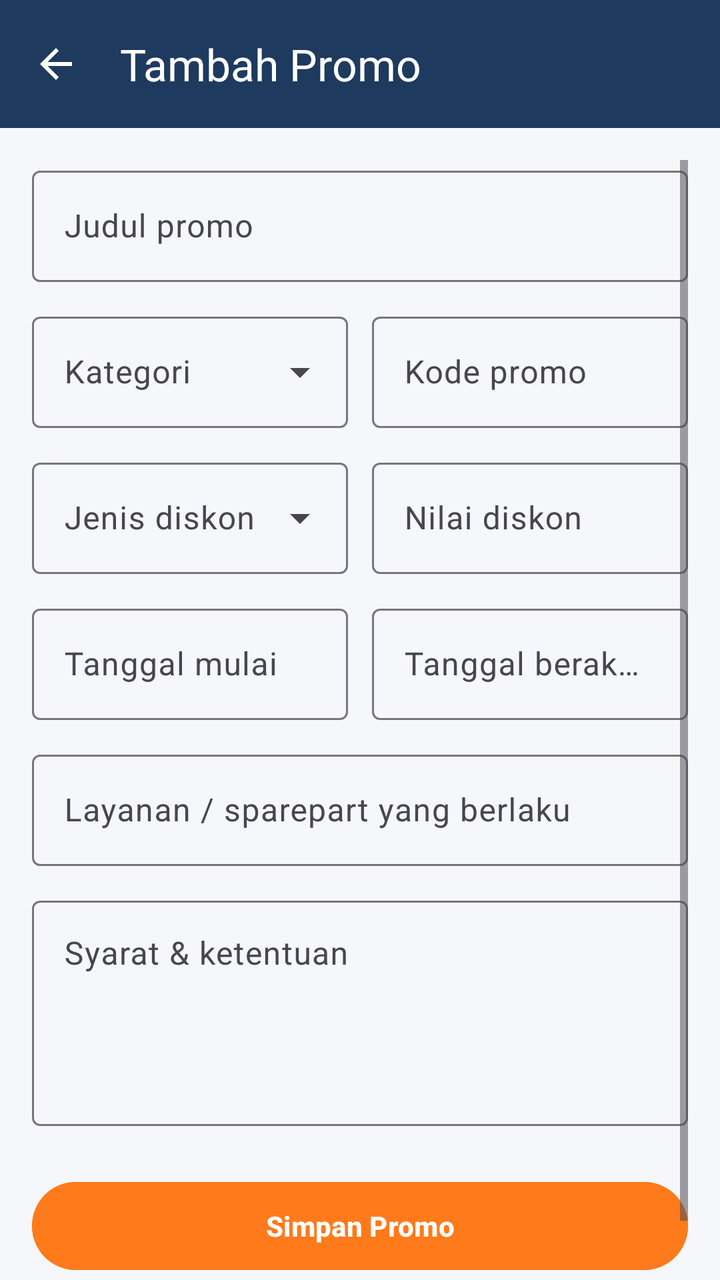
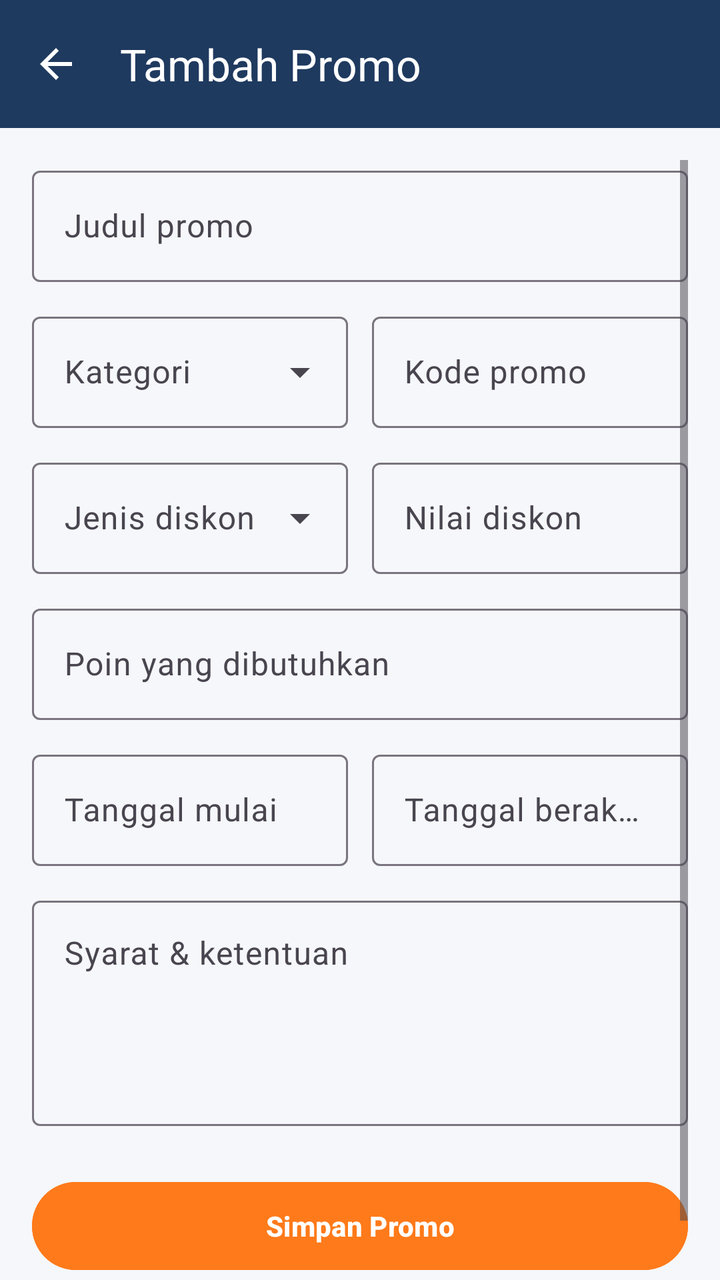

Two renders of the same Android screen: before a commit and after it. Below are the layout's source before the change and the commit's diff.
<!-- AndroidManifest.xml: application theme Theme.MobileProject -->
<!-- res/layout/activity_add_promo.xml -->
<?xml version="1.0" encoding="utf-8"?>
<LinearLayout xmlns:android="http://schemas.android.com/apk/res/android"
    xmlns:app="http://schemas.android.com/apk/res-auto"
    android:layout_width="match_parent"
    android:layout_height="match_parent"
    android:background="@color/bk_bg_screen"
    android:orientation="vertical">

    
    <com.google.android.material.appbar.MaterialToolbar
        android:id="@+id/toolbar"
        android:layout_width="match_parent"
        android:layout_height="?attr/actionBarSize"
        android:background="@color/bk_primary"
        app:navigationIcon="?attr/homeAsUpIndicator"
        app:navigationIconTint="@android:color/white"
        app:title="Tambah Promo"
        app:titleTextColor="@android:color/white" />

    
    <ScrollView
        android:layout_width="match_parent"
        android:layout_height="0dp"
        android:layout_weight="1"
        android:clipToPadding="false"
        android:fillViewport="true"
        android:padding="16dp">

        <LinearLayout
            android:layout_width="match_parent"
            android:layout_height="wrap_content"
            android:orientation="vertical">

            
            <com.google.android.material.textfield.TextInputLayout
                android:id="@+id/tilJudul"
                style="@style/Widget.Material3.TextInputLayout.OutlinedBox"
                android:layout_width="match_parent"
                android:layout_height="wrap_content"
                android:layout_marginBottom="12dp"
                android:hint="Judul promo">

                <com.google.android.material.textfield.TextInputEditText
                    android:id="@+id/etJudul"
                    android:layout_width="match_parent"
                    android:layout_height="wrap_content"
                    android:inputType="textCapSentences" />
            </com.google.android.material.textfield.TextInputLayout>

            
            <LinearLayout
                android:layout_width="match_parent"
                android:layout_height="wrap_content"
                android:layout_marginBottom="12dp"
                android:baselineAligned="false"
                android:orientation="horizontal">

                <com.google.android.material.textfield.TextInputLayout
                    android:id="@+id/tilKategori"
                    style="@style/Widget.Material3.TextInputLayout.OutlinedBox.ExposedDropdownMenu"
                    android:layout_width="0dp"
                    android:layout_height="wrap_content"
                    android:layout_marginEnd="6dp"
                    android:layout_weight="1"
                    android:hint="Kategori">

                    <AutoCompleteTextView
                        android:id="@+id/etKategori"
                        android:layout_width="match_parent"
                        android:layout_height="wrap_content"
                        android:inputType="none" />
                </com.google.android.material.textfield.TextInputLayout>

                <com.google.android.material.textfield.TextInputLayout
                    android:id="@+id/tilKode"
                    style="@style/Widget.Material3.TextInputLayout.OutlinedBox"
                    android:layout_width="0dp"
                    android:layout_height="wrap_content"
                    android:layout_marginStart="6dp"
                    android:layout_weight="1"
                    android:hint="Kode promo">

                    <com.google.android.material.textfield.TextInputEditText
                        android:id="@+id/etKode"
                        android:layout_width="match_parent"
                        android:layout_height="wrap_content"
                        android:inputType="textCapCharacters" />
                </com.google.android.material.textfield.TextInputLayout>
            </LinearLayout>

            
            <LinearLayout
                android:layout_width="match_parent"
                android:layout_height="wrap_content"
                android:layout_marginBottom="12dp"
                android:baselineAligned="false"
                android:orientation="horizontal">

                <com.google.android.material.textfield.TextInputLayout
                    android:id="@+id/tilJenis"
                    style="@style/Widget.Material3.TextInputLayout.OutlinedBox.ExposedDropdownMenu"
                    android:layout_width="0dp"
                    android:layout_height="wrap_content"
                    android:layout_marginEnd="6dp"
                    android:layout_weight="1"
                    android:hint="Jenis diskon">

                    <AutoCompleteTextView
                        android:id="@+id/etJenis"
                        android:layout_width="match_parent"
                        android:layout_height="wrap_content"
                        android:inputType="none" />
                </com.google.android.material.textfield.TextInputLayout>

                <com.google.android.material.textfield.TextInputLayout
                    android:id="@+id/tilNilai"
                    style="@style/Widget.Material3.TextInputLayout.OutlinedBox"
                    android:layout_width="0dp"
                    android:layout_height="wrap_content"
                    android:layout_marginStart="6dp"
                    android:layout_weight="1"
                    android:hint="Nilai diskon">

                    <com.google.android.material.textfield.TextInputEditText
                        android:id="@+id/etNilai"
                        android:layout_width="match_parent"
                        android:layout_height="wrap_content"
                        android:inputType="number" />
                </com.google.android.material.textfield.TextInputLayout>
            </LinearLayout>

            
            <LinearLayout
                android:layout_width="match_parent"
                android:layout_height="wrap_content"
                android:layout_marginBottom="12dp"
                android:baselineAligned="false"
                android:orientation="horizontal">

                <com.google.android.material.textfield.TextInputLayout
                    android:id="@+id/tilMulai"
                    style="@style/Widget.Material3.TextInputLayout.OutlinedBox"
                    android:layout_width="0dp"
                    android:layout_height="wrap_content"
                    android:layout_marginEnd="6dp"
                    android:layout_weight="1"
                    android:hint="Tanggal mulai">

                    <com.google.android.material.textfield.TextInputEditText
                        android:id="@+id/etMulai"
                        android:layout_width="match_parent"
                        android:layout_height="wrap_content"
                        android:clickable="true"
                        android:focusable="false"
                        android:inputType="none" />
                </com.google.android.material.textfield.TextInputLayout>

                <com.google.android.material.textfield.TextInputLayout
                    android:id="@+id/tilBerakhir"
                    style="@style/Widget.Material3.TextInputLayout.OutlinedBox"
                    android:layout_width="0dp"
                    android:layout_height="wrap_content"
                    android:layout_marginStart="6dp"
                    android:layout_weight="1"
                    android:hint="Tanggal berakhir">

                    <com.google.android.material.textfield.TextInputEditText
                        android:id="@+id/etBerakhir"
                        android:layout_width="match_parent"
                        android:layout_height="wrap_content"
                        android:clickable="true"
                        android:focusable="false"
                        android:inputType="none" />
                </com.google.android.material.textfield.TextInputLayout>
            </LinearLayout>

            
            <com.google.android.material.textfield.TextInputLayout
                android:id="@+id/tilBerlaku"
                style="@style/Widget.Material3.TextInputLayout.OutlinedBox"
                android:layout_width="match_parent"
                android:layout_height="wrap_content"
                android:layout_marginBottom="12dp"
                android:hint="Layanan / sparepart yang berlaku">

                <com.google.android.material.textfield.TextInputEditText
                    android:id="@+id/etBerlaku"
                    android:layout_width="match_parent"
                    android:layout_height="wrap_content"
                    android:inputType="textCapSentences" />
            </com.google.android.material.textfield.TextInputLayout>

            
            <com.google.android.material.textfield.TextInputLayout
                android:id="@+id/tilSyarat"
                style="@style/Widget.Material3.TextInputLayout.OutlinedBox"
                android:layout_width="match_parent"
                android:layout_height="wrap_content"
                android:layout_marginBottom="24dp"
                android:hint="Syarat &amp; ketentuan">

                <com.google.android.material.textfield.TextInputEditText
                    android:id="@+id/etSyarat"
                    android:layout_width="match_parent"
                    android:layout_height="wrap_content"
                    android:gravity="top"
                    android:inputType="textMultiLine|textCapSentences"
                    android:minLines="4" />
            </com.google.android.material.textfield.TextInputLayout>

            
            <com.google.android.material.button.MaterialButton
                android:id="@+id/btnSimpan"
                android:layout_width="match_parent"
                android:layout_height="52dp"
                android:layout_marginBottom="16dp"
                android:backgroundTint="@color/bk_accent"
                android:text="Simpan Promo"
                android:textColor="@android:color/white"
                android:textSize="14sp"
                android:textStyle="bold"
                app:cornerRadius="26dp" />

        </LinearLayout>
    </ScrollView>
</LinearLayout>
<!-- resources referenced by this layout -->
<resources>
  <color name="bk_accent">#FF7A1A</color>
  <color name="bk_bg_screen">#F5F7FA</color>
  <color name="bk_primary">#1F3A5F</color>
  <style name="Theme.MobileProject" parent="Base.Theme.MobileProject" />
  <style name="Base.Theme.MobileProject" parent="Theme.Material3.DayNight.NoActionBar">
  
      </style>
</resources>

<!-- the commit's change to res/layout/activity_add_promo.xml (unified diff, before → after) -->
@@ -130,6 +130,22 @@
             </LinearLayout>
 
             
+            <com.google.android.material.textfield.TextInputLayout
+                android:id="@+id/tilPoin"
+                style="@style/Widget.Material3.TextInputLayout.OutlinedBox"
+                android:layout_width="match_parent"
+                android:layout_height="wrap_content"
+                android:layout_marginBottom="12dp"
+                android:hint="Poin yang dibutuhkan">
+
+                <com.google.android.material.textfield.TextInputEditText
+                    android:id="@+id/etPoin"
+                    android:layout_width="match_parent"
+                    android:layout_height="wrap_content"
+                    android:inputType="number" />
+            </com.google.android.material.textfield.TextInputLayout>
+
+            
             <LinearLayout
                 android:layout_width="match_parent"
                 android:layout_height="wrap_content"
@@ -174,21 +190,6 @@
                 </com.google.android.material.textfield.TextInputLayout>
             </LinearLayout>
 
-            
-            <com.google.android.material.textfield.TextInputLayout
-                android:id="@+id/tilBerlaku"
-                style="@style/Widget.Material3.TextInputLayout.OutlinedBox"
-                android:layout_width="match_parent"
-                android:layout_height="wrap_content"
-                android:layout_marginBottom="12dp"
-                android:hint="Layanan / sparepart yang berlaku">
-
-                <com.google.android.material.textfield.TextInputEditText
-                    android:id="@+id/etBerlaku"
-                    android:layout_width="match_parent"
-                    android:layout_height="wrap_content"
-                    android:inputType="textCapSentences" />
-            </com.google.android.material.textfield.TextInputLayout>
 
             
             <com.google.android.material.textfield.TextInputLayout
@@ -210,6 +211,7 @@
 
             
             <com.google.android.material.button.MaterialButton
+                xml:id="@+id/btnSimpan"
                 android:id="@+id/btnSimpan"
                 android:layout_width="match_parent"
                 android:layout_height="52dp"
